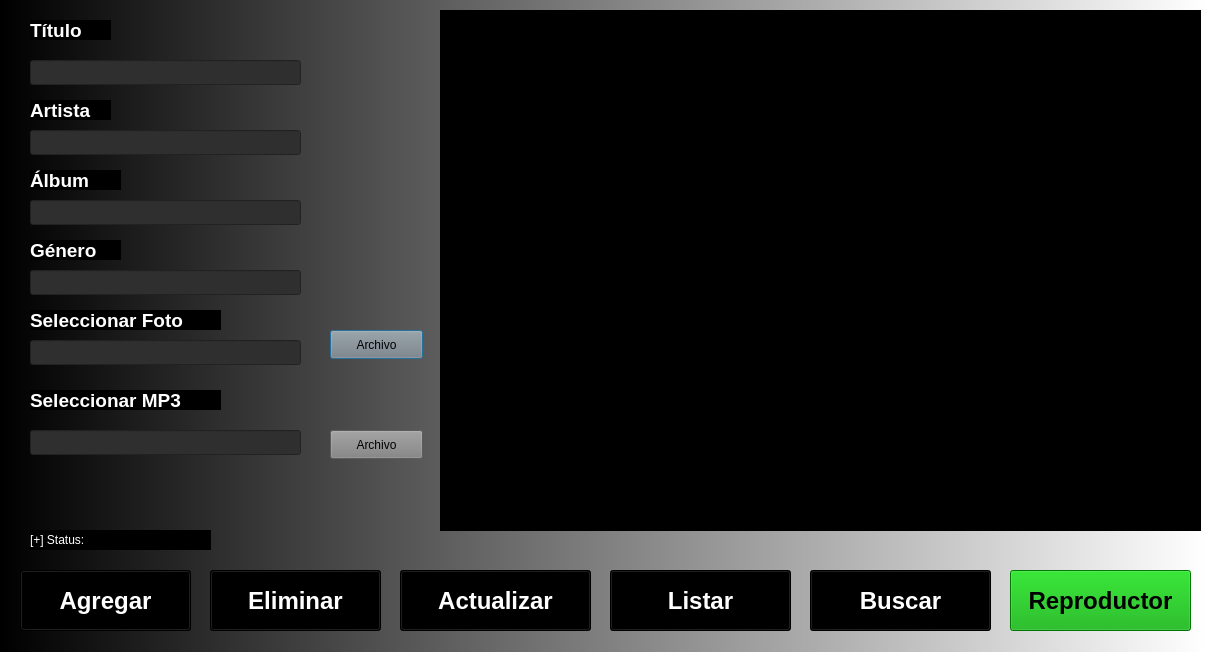
Above: GestorCanciones/principal.ui from J-Pinos3/EJERCICIOS_CPP before the change. Below: the same form after it.
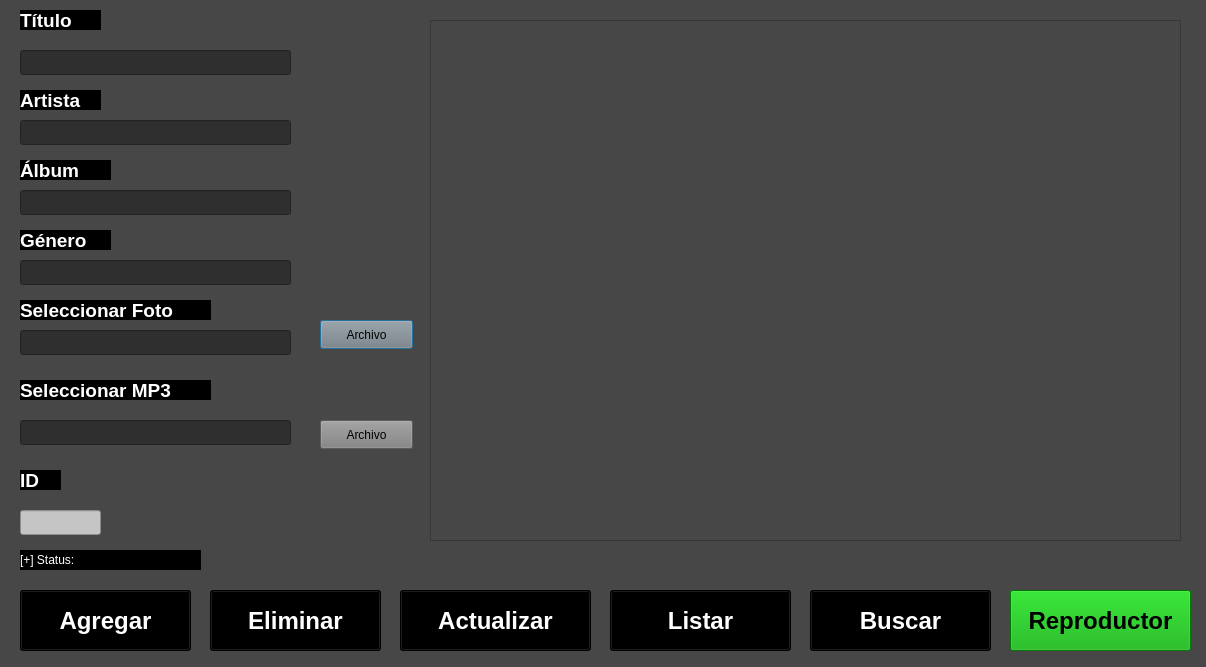
That is the form after the change.

Patch:
```diff
--- a/GestorCanciones/principal.ui
+++ b/GestorCanciones/principal.ui
@@ -7,7 +7,7 @@
     <x>0</x>
     <y>0</y>
     <width>1206</width>
-    <height>652</height>
+    <height>667</height>
    </rect>
   </property>
   <property name="windowTitle">
@@ -15,27 +15,13 @@
   </property>
   <property name="styleSheet">
    <string notr="true">background-color: rgb(71, 71, 71);
-background-color: qlineargradient(spread:pad, x1:0, y1:0, x2:1, y2:0, stop:0 rgba(0, 0, 0, 255), stop:1 rgba(255, 255, 255, 255));</string>
+</string>
   </property>
-  <widget class="QTableView" name="tableView">
-   <property name="geometry">
-    <rect>
-     <x>440</x>
-     <y>10</y>
-     <width>761</width>
-     <height>521</height>
-    </rect>
-   </property>
-   <property name="styleSheet">
-    <string notr="true">background-color: rgb(0, 0, 0);
-color: rgb(255, 255, 255);</string>
-   </property>
-  </widget>
   <widget class="QLabel" name="label">
    <property name="geometry">
     <rect>
-     <x>30</x>
-     <y>20</y>
+     <x>20</x>
+     <y>10</y>
      <width>81</width>
      <height>20</height>
     </rect>
@@ -57,8 +43,8 @@
   <widget class="QLabel" name="label_2">
    <property name="geometry">
     <rect>
-     <x>30</x>
-     <y>100</y>
+     <x>20</x>
+     <y>90</y>
      <width>81</width>
      <height>20</height>
     </rect>
@@ -80,8 +66,8 @@
   <widget class="QLabel" name="label_3">
    <property name="geometry">
     <rect>
-     <x>30</x>
-     <y>170</y>
+     <x>20</x>
+     <y>160</y>
      <width>91</width>
      <height>20</height>
     </rect>
@@ -103,8 +89,8 @@
   <widget class="QLabel" name="label_4">
    <property name="geometry">
     <rect>
-     <x>30</x>
-     <y>240</y>
+     <x>20</x>
+     <y>230</y>
      <width>91</width>
      <height>20</height>
     </rect>
@@ -126,8 +112,8 @@
   <widget class="QLabel" name="label_5">
    <property name="geometry">
     <rect>
-     <x>30</x>
-     <y>310</y>
+     <x>20</x>
+     <y>300</y>
      <width>191</width>
      <height>20</height>
     </rect>
@@ -149,8 +135,8 @@
   <widget class="QLabel" name="label_6">
    <property name="geometry">
     <rect>
-     <x>30</x>
-     <y>390</y>
+     <x>20</x>
+     <y>380</y>
      <width>191</width>
      <height>20</height>
     </rect>
@@ -172,8 +158,8 @@
   <widget class="QLineEdit" name="txtTitulo">
    <property name="geometry">
     <rect>
-     <x>30</x>
-     <y>60</y>
+     <x>20</x>
+     <y>50</y>
      <width>271</width>
      <height>25</height>
     </rect>
@@ -189,8 +175,8 @@
   <widget class="QLineEdit" name="txtArtista">
    <property name="geometry">
     <rect>
-     <x>30</x>
-     <y>130</y>
+     <x>20</x>
+     <y>120</y>
      <width>271</width>
      <height>25</height>
     </rect>
@@ -206,8 +192,8 @@
   <widget class="QLineEdit" name="txtAlbum">
    <property name="geometry">
     <rect>
-     <x>30</x>
-     <y>200</y>
+     <x>20</x>
+     <y>190</y>
      <width>271</width>
      <height>25</height>
     </rect>
@@ -223,8 +209,8 @@
   <widget class="QLineEdit" name="txtGenero">
    <property name="geometry">
     <rect>
-     <x>30</x>
-     <y>270</y>
+     <x>20</x>
+     <y>260</y>
      <width>271</width>
      <height>25</height>
     </rect>
@@ -240,8 +226,8 @@
   <widget class="QLineEdit" name="rutaFoto">
    <property name="geometry">
     <rect>
-     <x>30</x>
-     <y>340</y>
+     <x>20</x>
+     <y>330</y>
      <width>271</width>
      <height>25</height>
     </rect>
@@ -257,8 +243,8 @@
   <widget class="QLineEdit" name="rutaMP3">
    <property name="geometry">
     <rect>
-     <x>30</x>
-     <y>430</y>
+     <x>20</x>
+     <y>420</y>
      <width>271</width>
      <height>25</height>
     </rect>
@@ -279,8 +265,8 @@
   <widget class="QPushButton" name="fileFoto">
    <property name="geometry">
     <rect>
-     <x>330</x>
-     <y>330</y>
+     <x>320</x>
+     <y>320</y>
      <width>93</width>
      <height>29</height>
     </rect>
@@ -295,8 +281,8 @@
   <widget class="QPushButton" name="fileMp3">
    <property name="geometry">
     <rect>
-     <x>330</x>
-     <y>430</y>
+     <x>320</x>
+     <y>420</y>
      <width>93</width>
      <height>29</height>
     </rect>
@@ -312,7 +298,7 @@
    <property name="geometry">
     <rect>
      <x>20</x>
-     <y>570</y>
+     <y>590</y>
      <width>171</width>
      <height>61</height>
     </rect>
@@ -335,7 +321,7 @@
    <property name="geometry">
     <rect>
      <x>210</x>
-     <y>570</y>
+     <y>590</y>
      <width>171</width>
      <height>61</height>
     </rect>
@@ -358,7 +344,7 @@
    <property name="geometry">
     <rect>
      <x>400</x>
-     <y>570</y>
+     <y>590</y>
      <width>191</width>
      <height>61</height>
     </rect>
@@ -381,7 +367,7 @@
    <property name="geometry">
     <rect>
      <x>610</x>
-     <y>570</y>
+     <y>590</y>
      <width>181</width>
      <height>61</height>
     </rect>
@@ -404,7 +390,7 @@
    <property name="geometry">
     <rect>
      <x>810</x>
-     <y>570</y>
+     <y>590</y>
      <width>181</width>
      <height>61</height>
     </rect>
@@ -427,7 +413,7 @@
    <property name="geometry">
     <rect>
      <x>1010</x>
-     <y>570</y>
+     <y>590</y>
      <width>181</width>
      <height>61</height>
     </rect>
@@ -449,8 +435,8 @@
   <widget class="QLabel" name="status_con">
    <property name="geometry">
     <rect>
-     <x>30</x>
-     <y>530</y>
+     <x>20</x>
+     <y>550</y>
      <width>181</width>
      <height>20</height>
     </rect>
@@ -463,6 +449,64 @@
     <string>[+] Status: </string>
    </property>
   </widget>
+  <widget class="QLabel" name="label_7">
+   <property name="geometry">
+    <rect>
+     <x>20</x>
+     <y>470</y>
+     <width>41</width>
+     <height>20</height>
+    </rect>
+   </property>
+   <property name="font">
+    <font>
+     <pointsize>14</pointsize>
+     <bold>true</bold>
+    </font>
+   </property>
+   <property name="styleSheet">
+    <string notr="true">color: rgb(255, 255, 255);
+background-color: rgb(0, 0, 0);</string>
+   </property>
+   <property name="text">
+    <string>ID</string>
+   </property>
+  </widget>
+  <widget class="QLineEdit" name="txtID">
+   <property name="geometry">
+    <rect>
+     <x>20</x>
+     <y>510</y>
+     <width>81</width>
+     <height>25</height>
+    </rect>
+   </property>
+   <property name="font">
+    <font>
+     <bold>false</bold>
+    </font>
+   </property>
+   <property name="styleSheet">
+    <string notr="true">background-color: rgb(197, 197, 197);
+color: rgb(0, 0, 0);</string>
+   </property>
+   <property name="text">
+    <string/>
+   </property>
+   <property name="readOnly">
+    <bool>true</bool>
+   </property>
+  </widget>
+  <widget class="QTableView" name="tableViewCRUD">
+   <property name="geometry">
+    <rect>
+     <x>430</x>
+     <y>20</y>
+     <width>751</width>
+     <height>521</height>
+    </rect>
+   </property>
+  </widget>
  </widget>
  <resources/>
  <connections/>
```
Left out of the diff: 24 changed lines with no effect on the pictures.
